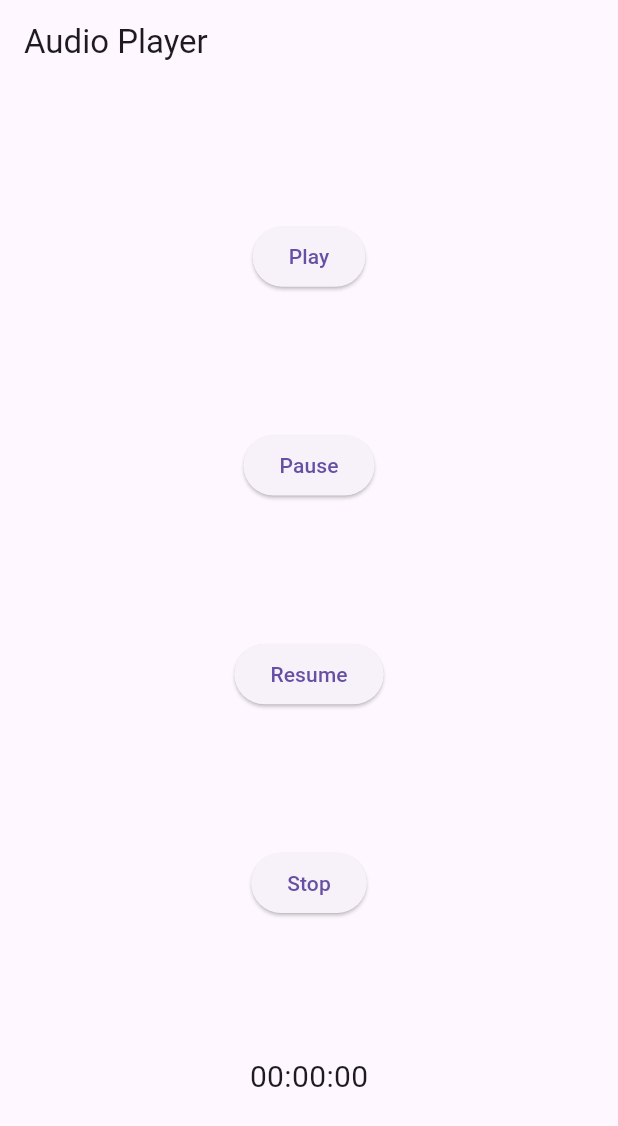
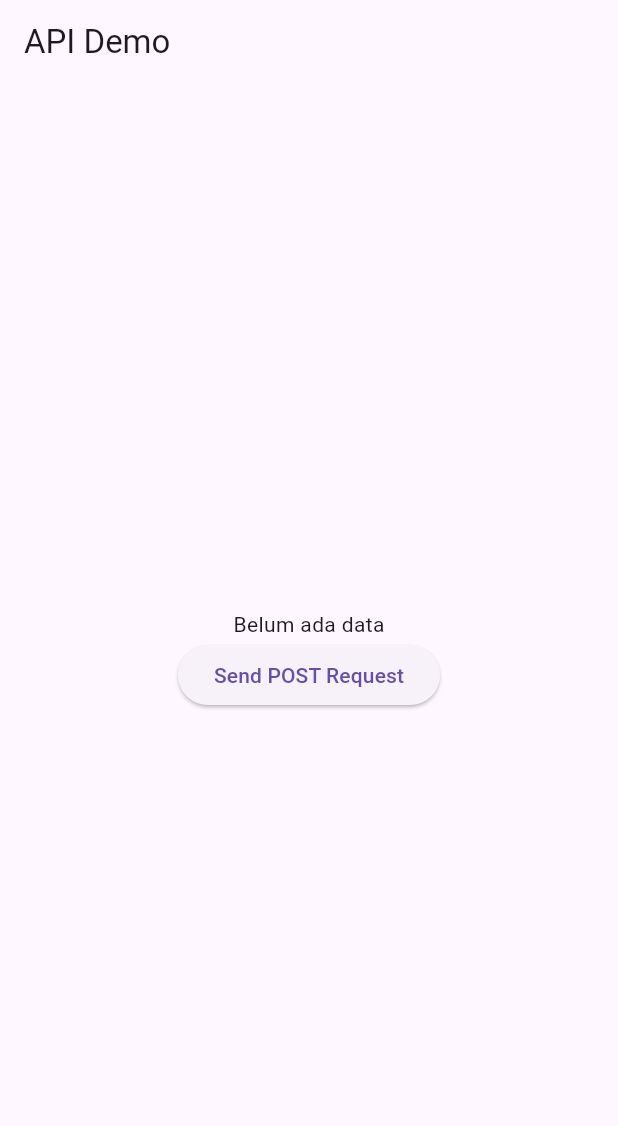
Before and after one commit to diasoy/flutter_study, a Flutter app: the screen it shows after launch, on a phone screen of 412 x 824 dp. Shown: the top 1126 px of the screen. Run offline on Flutter 3.47's test engine with Material 3 defaults, Android fonts, the phone set to English and light mode, and no system bars.

Commit message:
http api post method

```diff
--- a/lib/main.dart
+++ b/lib/main.dart
@@ -1,10 +1,8 @@
-// ignore_for_file: prefer_const_constructors, prefer_const_literals_to_create_immutables, must_be_immutable, prefer_const_constructors_in_immutables, avoid_unnecessary_containers, sort_child_properties_last
-
 import 'package:flutter/material.dart';
-import 'package:audioplayers/audioplayers.dart';
+import 'package:flutter_study/post_result_models.dart';
 
 void main() {
-  runApp(MyApp());
+  runApp(const MyApp());
 }
 
 class MyApp extends StatefulWidget {
@@ -15,73 +13,33 @@ class MyApp extends StatefulWidget {
 }
 
 class _MyAppState extends State<MyApp> {
-  late AudioPlayer audioPlayer;
-  String durasi = "00:00:00";
-
-  _MyAppState() {
-    audioPlayer = AudioPlayer();
-    audioPlayer.onAudioPositionChanged.listen((Duration duration) {
-      setState(() {
-        durasi = duration.toString().split('.').first;
-      });
-    });
-    audioPlayer.setReleaseMode(ReleaseMode.LOOP);
-  }
-
-  void playSound() async {
-    await audioPlayer.play('https://www.soundhelix.com/examples/mp3/SoundHelix-Song-1.mp3');
-  }
-
-  void pauseSound() async {
-    await audioPlayer.pause();
-  }
-
-  void resumeSound() async {
-    await audioPlayer.resume();
-  }
-
-  void stopSound() async {
-    await audioPlayer.stop();
-  }
+  PostResult? postResult;
 
   @override
   Widget build(BuildContext context) {
     return MaterialApp(
         home: Scaffold(
-        appBar: AppBar(title: Text('Audio Player')),
+      appBar: AppBar(
+        title: const Text('API Demo'),
+      ),
       body: Center(
           child: Column(
-            mainAxisAlignment: MainAxisAlignment.spaceEvenly,
+        mainAxisAlignment: MainAxisAlignment.center,
         children: <Widget>[
+          Text((postResult != null)
+              ? "${postResult!.id} | ${postResult!.name} | ${postResult!.job} | ${postResult!.created}"
+              : 'Belum ada data'),
           ElevatedButton(
             onPressed: () {
-                  playSound();
+              PostResult.connectToAPI("Fajar", "Dokter").then((value) {
+                postResult = value;
+                setState(() {});
+              });
             },
-                child: Text('Play'),
+            child: Text('Send POST Request'),
           ),
-              ElevatedButton(
-                onPressed: () {
-                  pauseSound();
-                },
-                child: Text('Pause'),
-              ),
-              ElevatedButton(
-                onPressed: () {
-                  resumeSound();
-                },
-                child: Text('Resume'),
-              ),
-              ElevatedButton(
-                onPressed: () {
-                  stopSound();
-                },
-                child: Text('Stop'),
-              ),
-              Text(durasi, style: TextStyle(fontSize: 20)),
         ],
-          ),
-        ),
-      ),
-    );
+      )),
+    ));
   }
 }
--- /dev/null
+++ b/lib/post_result_models.dart
@@ -0,0 +1,34 @@
+import 'dart:convert';
+
+import 'package:http/http.dart' as http;
+
+class PostResult {
+  String id;
+  String name;
+  String job;
+  String created;
+
+  PostResult({required this.id, required this.name, required this.job, required this.created});
+
+  factory PostResult.createPostResult(Map<String, dynamic> object) {
+    return PostResult(
+      id: object['id'],
+      name: object['name'],
+      job: object['job'],
+      created: object['createdAt'],
+    );
+  }
+
+  static Future<PostResult> connectToAPI(String name, String job) async {
+    String apiURL = "https://reqres.in/api/users";
+
+    var apiResult = await http.post(Uri.parse(apiURL), body: {
+      "name": name,
+      "job": job,
+    });
+
+    var jsonObject = json.decode(apiResult.body);
+
+    return PostResult.createPostResult(jsonObject);
+  }
+}
```
Also changed, not shown: pubspec.yaml (+8 -70 lines), fonts/Poppins-Bold.ttf (added), fonts/Poppins-Medium.ttf (added), fonts/Poppins-Regular.ttf (added), pubspec.lock, 2 other files. Lines whose indentation alone changed are shown as unchanged.
